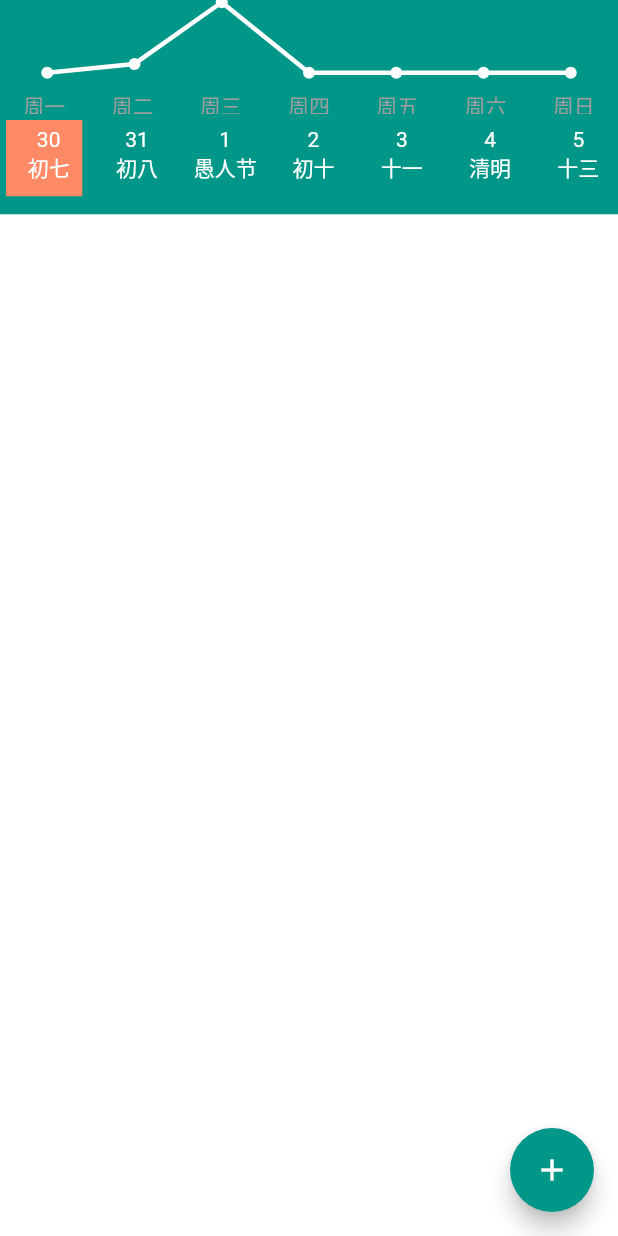
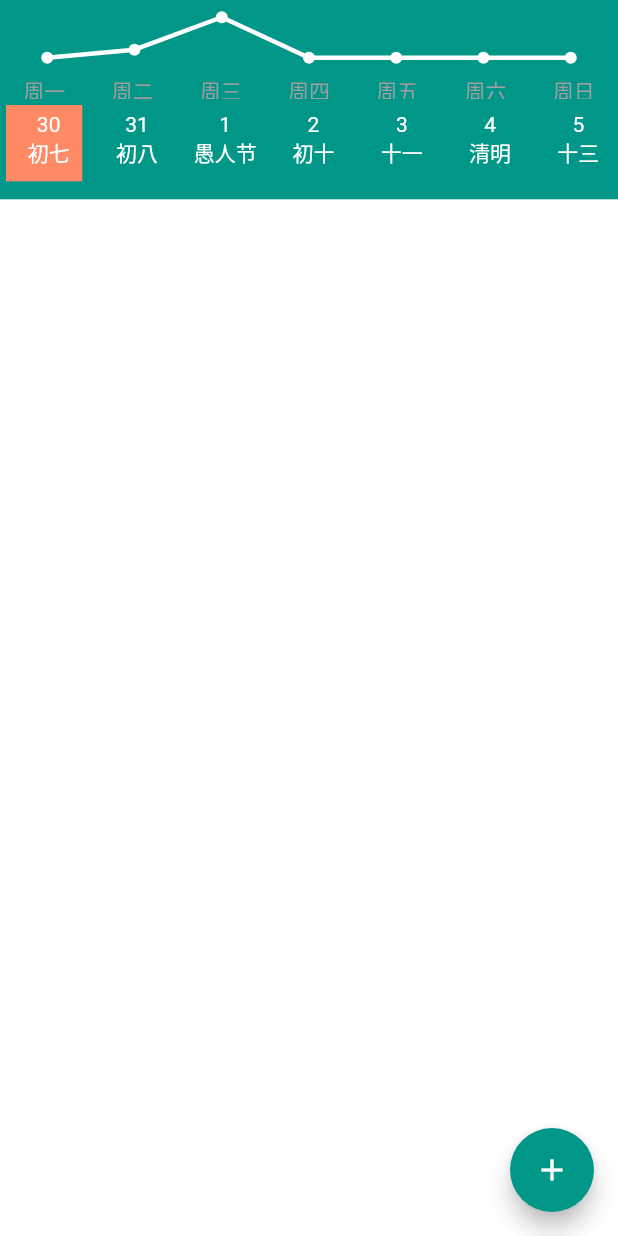
Before and after one commit to nodelinker/milestone, a Flutter app: the screen it shows after launch, on a phone screen of 412 x 824 dp. Run offline on Flutter 3.47's test engine with Material 2 defaults, Android fonts, the phone set to English and light mode, and no system bars; drawn by our look-alikes of table_calendar.

```diff
--- a/lib/widget/custom_calendar.dart
+++ b/lib/widget/custom_calendar.dart
@@ -1,5 +1,6 @@
+
+
 import 'package:flutter/material.dart';
-import 'package:milestone_app/models/tasks_model.dart';
 import 'package:milestone_app/viewmodels/tasks_viewmodel.dart';
 import 'package:milestone_app/widget/bottom_sheet.dart';
 import 'package:milestone_app/widget/checkbox_list_tile.dart';
@@ -22,10 +23,13 @@ class _CustomCalendarWidgetState extends State<CustomCalendarWidget>
   CalendarController _calendarController;
   TaskViewModel _taskList;
   DateTime _calendarSelectedDay;
+  bool _donotShowSparkLine;
 
   @override
   void initState() {
     super.initState();
+
+    _donotShowSparkLine = false;
 
     _calendarSelectedDay = DateTime.now();
 
@@ -57,7 +61,16 @@ class _CustomCalendarWidgetState extends State<CustomCalendarWidget>
 
   void _onVisibleDaysChanged(
       DateTime first, DateTime last, CalendarFormat format) {
-    print('CALLBACK: _onVisibleDaysChanged');
+    debugPrint('CALLBACK: _onVisibleDaysChangedb $first, $last, $format');
+    if (CalendarFormat.month == format) {
+      setState(() {
+        _donotShowSparkLine = true;
+      });
+    } else {
+      setState(() {
+        _donotShowSparkLine = false;
+      });
+    }
   }
 
   @override
@@ -74,16 +87,23 @@ class _CustomCalendarWidgetState extends State<CustomCalendarWidget>
         //     painter: TopLinePaint(),
         //   ),
         // ),
-        Container(
-          padding: EdgeInsets.only(left: 30.0, right:30.0),
+        Offstage(
+          offstage: _donotShowSparkLine,
+          child: AnimatedOpacity(
+            opacity: _donotShowSparkLine ? 0.0 : 1.0,
+            duration: Duration(milliseconds: 700),
+            child: Container(
+              padding: EdgeInsets.only(left: 30.0, right: 30.0, top: 10.0),
               child: MySparkline(
-            data: [0.0, 1, 8, 0.0, 0.0, 0.0, 0.0],
-            fallbackHeight:50.0,
+                data: [0.0, 1, 5, 0.0, 0.0, 0.0, 0.0],
+                fallbackHeight: 30.0,
                 lineWidth: 3,
                 lineColor: Colors.white,
                 pointsMode: PointsMode.all,
                 pointSize: 8.0,
                 pointColor: Colors.white,
+              ),
+            ),
           ),
         ),
         SizedBox(
--- a/lib/widget/custom_calendar_event.dart
+++ b/lib/widget/custom_calendar_event.dart
@@ -10,6 +10,7 @@ class CustomCalendarEvent extends StatelessWidget {
   final bool isToday;
   final double height;
   final double width;
+
 
   const CustomCalendarEvent({Key key, this.datetime, this.events, this.isSelected, this.isToday, this.height=16, this.width=16}) : super(key: key);
 
```
Lines whose indentation alone changed are shown as unchanged.
